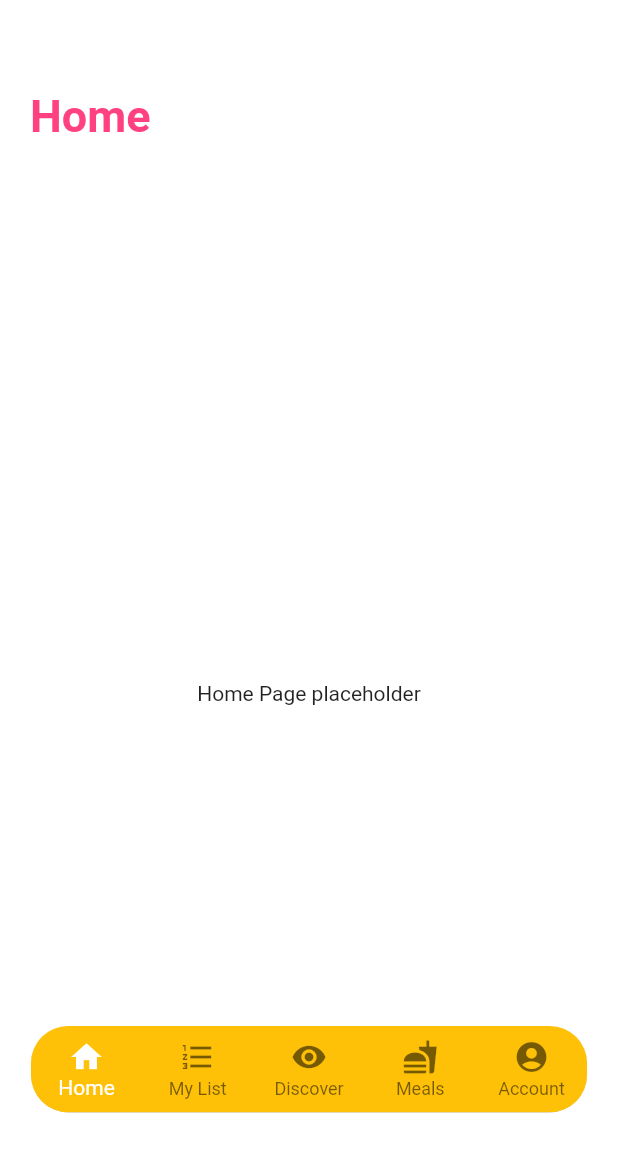
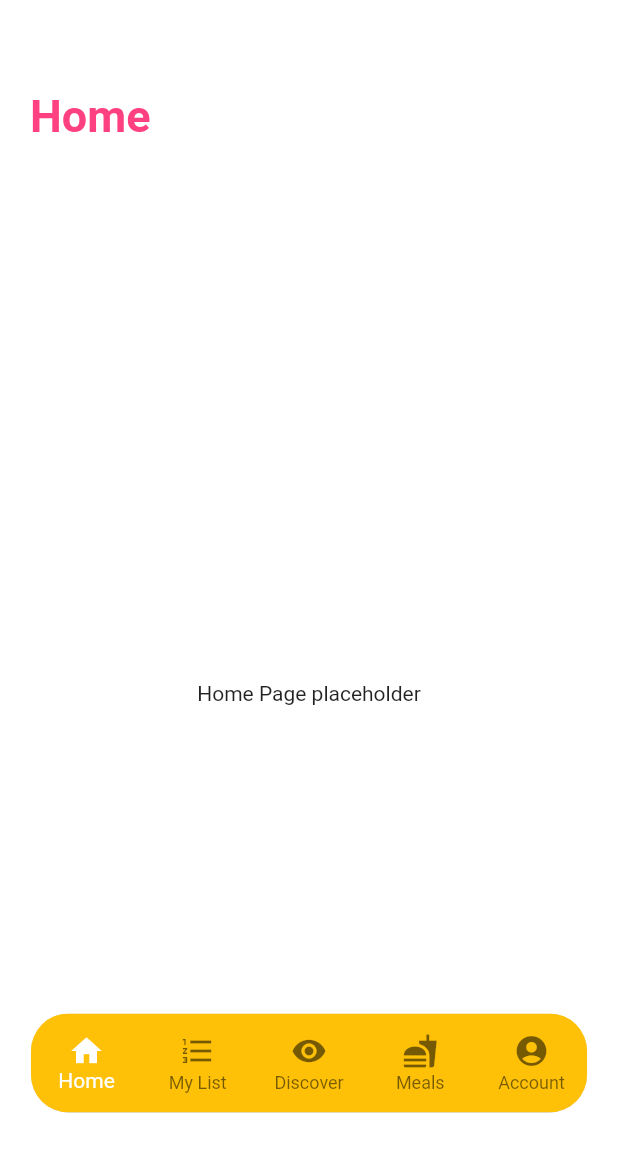
Before and after one commit to minhqto/somethingAboutAPlate, a Flutter app: the screen it shows after launch, on a phone screen of 412 x 824 dp. Shown: the top 1152 px of the screen. Run offline on Flutter 3.47's test engine with Material 2 defaults, Android fonts, the phone set to English and light mode, and no system bars; network calls fail.

```diff
--- a/lib/home.dart
+++ b/lib/home.dart
@@ -16,6 +16,7 @@ class _HomeState extends State<Home> {
   int _selectedIndex = 0;
 
   void _onItemTapped(int index) {
+
     setState(() {
       _selectedIndex = index;
     });
@@ -30,12 +31,18 @@ class _HomeState extends State<Home> {
             Container(
                 child: new IndexedStack(
                     index: _selectedIndex,
-                    children: <Widget>[HomePage(), MyList(), Discover()])),
+                    children:
+                    <Widget>[
+                      HomePage(),
+                      MyList(),
+                      Discover(),
+
+                    ])),
             Positioned.fill(
               child: LayoutBuilder(builder: (context, constraints) {
                 return Padding(
                   padding: EdgeInsets.only(
-                      top: constraints.biggest.height * .83,
+                      top: constraints.biggest.height * 0.82,
                       bottom: constraints.biggest.height * .1,
                       left: constraints.biggest.width * .05,
                       right: constraints.biggest.width * .05),
--- a/pubspec.yaml
+++ b/pubspec.yaml
@@ -31,6 +31,8 @@ dependencies:
 dev_dependencies:
     flutter_test:
         sdk: flutter
+    http: ^0.12.1
+    intl: ^0.16.1
 
 # For information on the generic Dart part of this file, see the
 # following page: https://dart.dev/tools/pub/pubspec
```
Also changed, not shown: lib/data/recipe.dart (added, +47 -0 lines), lib/views/mylist.dart (+8 -3 lines), lib/widgets/miniRecipeCard.dart (+7 -1 lines), pubspec.lock.
